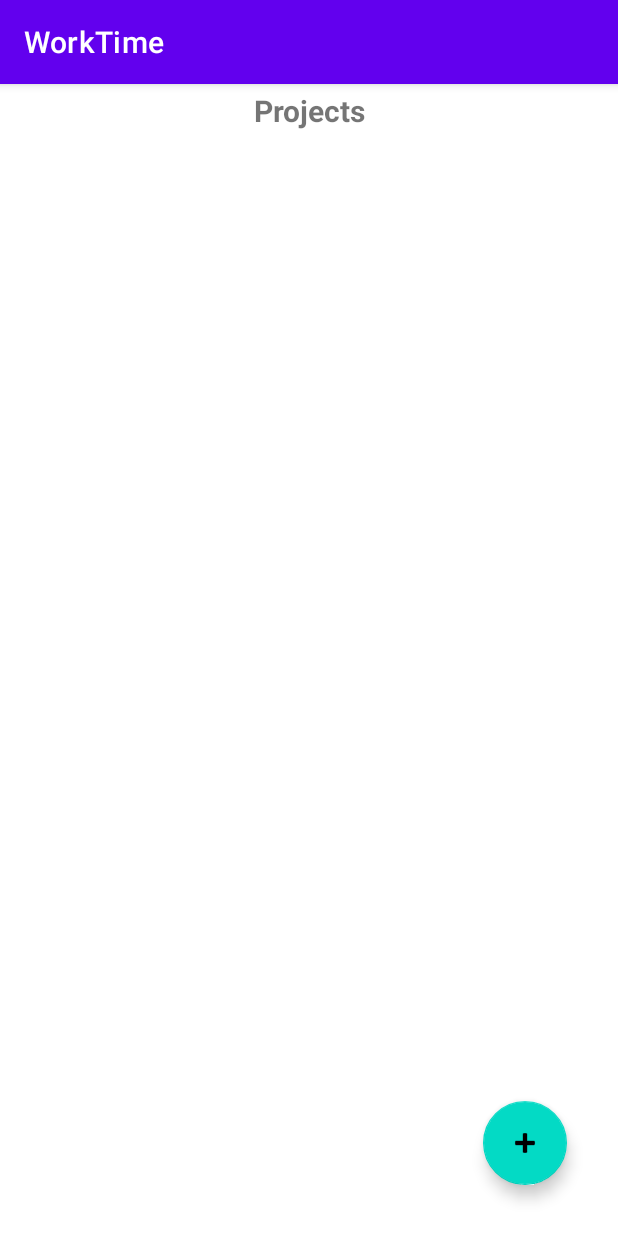
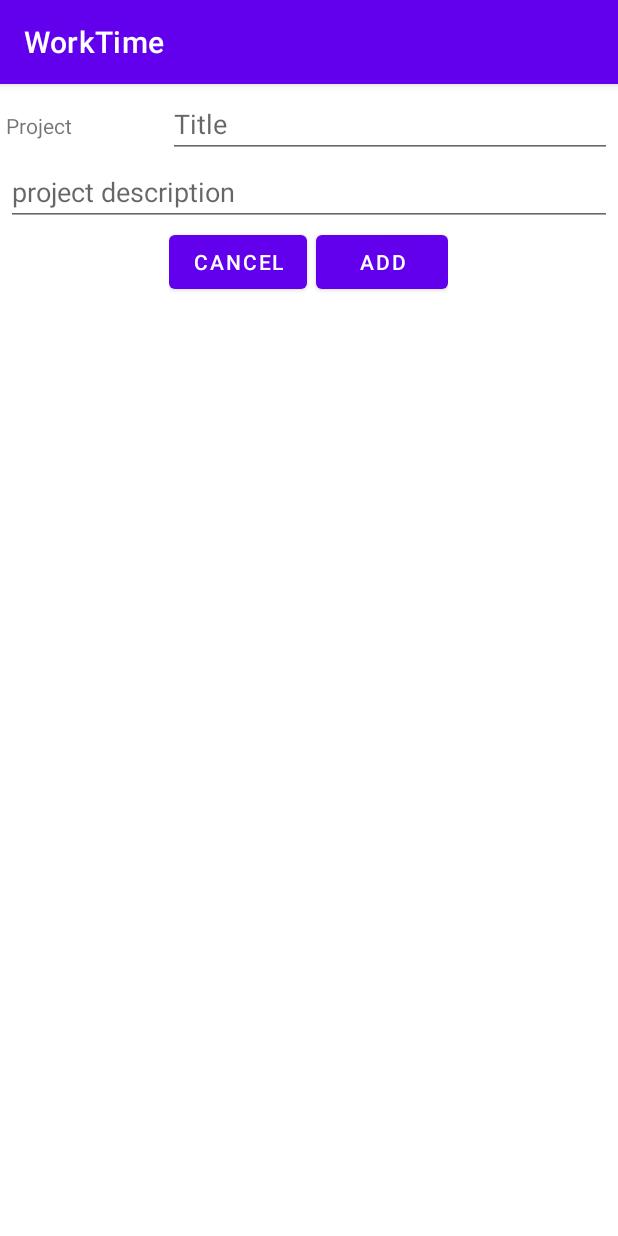
Before and after one commit to JacobTapp23/CIT-360, an Android app: the screen it shows after launch (MainActivity), after a tap on "Add a Project", on a phone screen of 412 x 824 dp. Run offline under Robolectric (Android 15) with nearby library versions, the phone set to English and light mode, and no system bars.

Commit message:
Fixed buttons

```diff
--- a/WorkTime/app/src/main/java/edu/byui/cit/worktime/controller/AddProjectFrag.java
+++ b/WorkTime/app/src/main/java/edu/byui/cit/worktime/controller/AddProjectFrag.java
@@ -1,7 +1,34 @@
 package edu.byui.cit.worktime.controller;
 
+import android.os.Bundle;
+import android.util.Log;
+import android.view.LayoutInflater;
+import android.view.View;
+import android.view.ViewGroup;
+
+import androidx.annotation.NonNull;
 import androidx.appcompat.app.AppCompatActivity;
 
+import com.google.android.material.floatingactionbutton.FloatingActionButton;
+
+import edu.byui.cit.worktime.R;
+
 public final class AddProjectFrag extends androidx.fragment.app.Fragment {
+    @Override
+    public View onCreateView(@NonNull LayoutInflater inflater,
+                             ViewGroup container, Bundle savedInstState) {
+        View view = null;
+        try {
+            super.onCreateView(inflater, container, savedInstState);
 
+            // Load the xml file that corresponds to this Java file.
+            view = inflater.inflate(R.layout.frag_add_project, container, false);
+
+
+        }
+        catch (Exception ex) {
+            Log.e(MainActivity.TAG, ex.toString());
+        }
+        return view;
+    }
 }
--- a/WorkTime/app/src/main/java/edu/byui/cit/worktime/controller/MainFrag.java
+++ b/WorkTime/app/src/main/java/edu/byui/cit/worktime/controller/MainFrag.java
@@ -1,5 +1,6 @@
 package edu.byui.cit.worktime.controller;
 
+import android.app.Activity;
 import android.content.Context;
 import android.os.Bundle;
 import androidx.annotation.NonNull;
@@ -42,9 +43,15 @@ public final class MainFrag extends Fragment {
 
         @Override
         public void onClick(View v) {
-            Context ctx = getActivity();
-            Toast.makeText(ctx, "FAB Clicked!", Toast.LENGTH_LONG).show();
+            // Create a new Add Project Fragment and display
+            // it to the user.
+            MainActivity act = (MainActivity)getActivity();
+            assert act != null;
+            AddProjectFrag frag = new AddProjectFrag();
+            FragmentTransaction trans =
+                    act.getSupportFragmentManager().beginTransaction();
+            trans.replace(R.id.fragContainer, frag);
+            trans.commit();
         }
     }
-
 }
--- a/WorkTime/app/src/main/res/layout/frag_add_project.xml
+++ b/WorkTime/app/src/main/res/layout/frag_add_project.xml
@@ -40,22 +40,24 @@
         android:inputType="textMultiLine" />
 
     <LinearLayout
-        android:layout_width="match_parent"
-        android:layout_height="match_parent"
-        android:orientation="horizontal">
+        android:layout_width="wrap_content"
+        android:layout_height="wrap_content"
+        android:orientation="horizontal"
+        android:layout_gravity="center">
+
+        <Button
+            android:id="@+id/buttonCancel"
+            android:layout_width="wrap_content"
+            android:layout_height="wrap_content"
+            android:layout_weight="1"
+            android:text="@string/cancel" />
 
         <Button
             android:id="@+id/buttonAdd"
             android:layout_width="wrap_content"
             android:layout_height="wrap_content"
             android:layout_weight="1"
-            android:text="@string/cancel" />
-
-        <Button
-            android:id="@+id/buttonCancel"
-            android:layout_width="wrap_content"
-            android:layout_height="wrap_content"
-            android:layout_weight="1"
+            android:layout_marginStart="6sp"
             android:text="@string/add" />
     </LinearLayout>
 
--- a/WorkTime/app/src/main/res/layout/frag_main.xml
+++ b/WorkTime/app/src/main/res/layout/frag_main.xml
@@ -38,4 +38,4 @@
         android:contentDescription="@string/addProject" />
 
 
-    </androidx.coordinatorlayout.widget.CoordinatorLayout>
+</androidx.coordinatorlayout.widget.CoordinatorLayout>
--- a/WorkTime/build.gradle
+++ b/WorkTime/build.gradle
@@ -5,7 +5,7 @@ buildscript {
         jcenter()
     }
     dependencies {
-        classpath 'com.android.tools.build:gradle:4.2.0'
+        classpath 'com.android.tools.build:gradle:4.2.1'
 
         // NOTE: Do not place your application dependencies here; they belong
         // in the individual module build.gradle files
```
